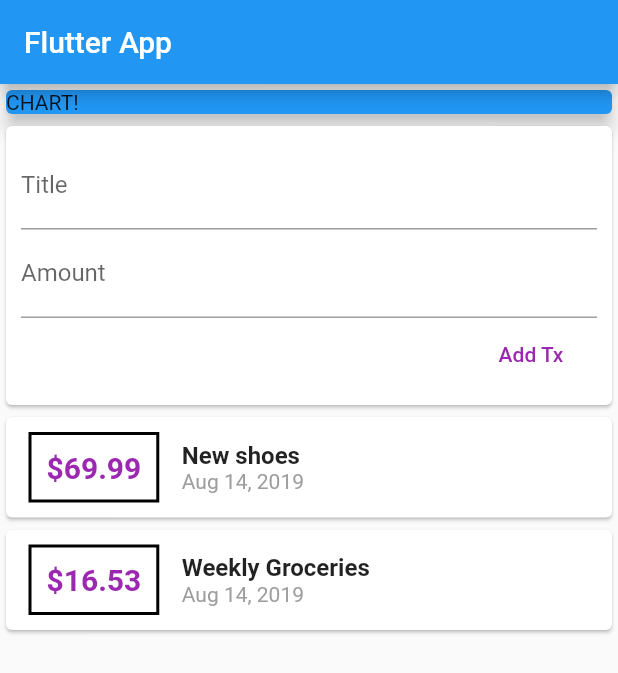
After one commit to Zims/expense_app, a Flutter app: the screen it shows after launch, after a tap on "Add Tx", on a phone screen of 412 x 824 dp. The commit adds this screen. Shown: the top 673 px of the screen. Run offline on Flutter 3.47's test engine with Material 2 defaults, Android fonts, the phone set to English and light mode, and no system bars.

Commit message:
start of ListView

```diff
--- /dev/null
+++ b/lib/widgets/new_transaction.dart
@@ -0,0 +1,43 @@
+import 'package:flutter/material.dart';
+
+import '../widgets/user_transactions.dart';
+
+class NewTransaction extends StatelessWidget {
+  final Function addTx;
+  final titleController = TextEditingController();
+  final amountController = TextEditingController();
+
+  NewTransaction(this.addTx);
+  @override
+  Widget build(BuildContext context) {
+    return Card(
+            child: Container(
+              padding: EdgeInsets.all(10),
+              child: Column(
+                crossAxisAlignment: CrossAxisAlignment.end,
+                children: <Widget>[
+                  TextField(decoration: InputDecoration(labelText: 'Title'),
+                  controller: titleController,
+                  // onChanged: (value) {
+                  //   titleInput = value;
+                  // },
+                  ),
+                  TextField(decoration: InputDecoration(labelText: 'Amount'),
+                  controller: amountController,
+                  // onChanged: (value) => amountInput = value,
+                  ),
+                  FlatButton(
+                    child: Text('Add Tx'),
+                    textColor: Colors.purple,
+                    onPressed: () {
+                      addTx(
+                      titleController.text,
+                      double.parse(amountController.text),);
+                    },
+                  )
+                ],
+              ),
+            ),
+          );
+  }
+}
--- /dev/null
+++ b/lib/widgets/transaction_list.dart
@@ -0,0 +1,65 @@
+import 'package:expenses_app/models/transaction.dart';
+import 'package:flutter/material.dart';
+import 'package:intl/intl.dart';
+
+
+class TransactionList extends StatelessWidget {
+      final List<Transaction> transactions;
+
+      TransactionList(this.transactions);
+    @override
+  Widget build(BuildContext context) {
+    return Container(
+      height: 300,
+      child: ListView(
+              children: transactions.map((tx) {
+                return Card(
+                  child: Row(
+                    children: <Widget>[
+                      Container(
+                        margin: EdgeInsets.symmetric(
+                          vertical: 10,
+                          horizontal: 15,
+                        ),
+                        decoration: BoxDecoration(
+                          border: Border.all(
+                            color: Colors.black,
+                            width: 2,
+                          ),
+                        ),
+                        padding: EdgeInsets.all(10),
+                        child: Text(
+                          '\$${tx.amount}',
+                          style: TextStyle(
+                            fontWeight: FontWeight.bold,
+                            fontSize: 20,
+                            color: Colors.purple,
+                          ),
+                        ),
+                      ),
+                      Column(
+                        crossAxisAlignment: CrossAxisAlignment.start,
+                        children: <Widget>[
+                          Text(
+                            tx.title,
+                            style: TextStyle(
+                              fontWeight: FontWeight.bold,
+                              fontSize: 16,
+                            ),
+                          ),
+                          Text(
+                            DateFormat.yMMMd().format(tx.date),
+                            style: TextStyle(
+                              color: Colors.grey,
+                            ),
+                          )
+                        ],
+                      )
+                    ],
+                  ),
+                );
+              }).toList(),
+            ),
+    );
+  }
+}
--- /dev/null
+++ b/lib/widgets/user_transactions.dart
@@ -0,0 +1,53 @@
+import 'package:flutter/material.dart';
+
+import './new_transaction.dart';
+import './transaction_list.dart';
+import '../models/transaction.dart';
+
+
+class UserTransactions extends StatefulWidget {
+  @override
+  _UserTransactionsState createState() => _UserTransactionsState();
+}
+
+class _UserTransactionsState extends State<UserTransactions> {
+
+  final List<Transaction> _userTransactions = [
+    Transaction(
+      id: 't1',
+      title: 'New shoes',
+      amount: 69.99,
+      date: DateTime.now(),
+    ),
+    Transaction(
+      id: 't2',
+      title: 'Weekly Groceries',
+      amount: 16.53,
+      date: DateTime.now(),
+    )
+  ];
+
+
+void _addNewTransaction(String txTitle, double txAmount){
+    final newTx = Transaction(
+      title: txTitle,
+      amount: txAmount,
+      date: DateTime.now(),
+      id: DateTime.now().toString(),
+    );
+
+    setState(() {
+      _userTransactions.add(newTx);
+    });
+}
+
+  @override
+  Widget build(BuildContext context) {
+    return Column(
+      children: <Widget>[
+          NewTransaction(_addNewTransaction),
+          TransactionList(_userTransactions),
+      ],
+    );
+  }
+}
```
Also changed, not shown: lib/main.dart (+6 -93 lines), lib/models/transaction.dart (renamed from lib/transaction.dart).
